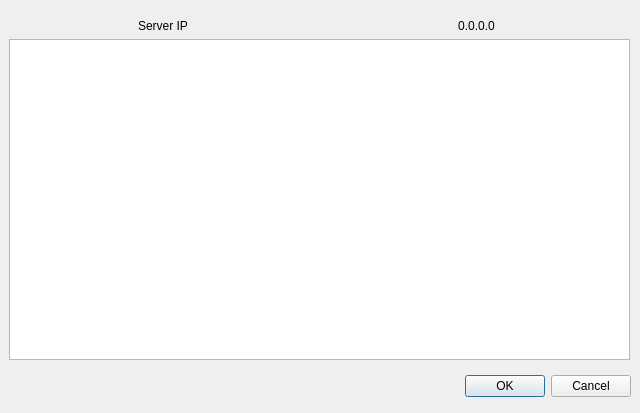
debugger22/network-prog-project, file client.ui: the form before one commit.
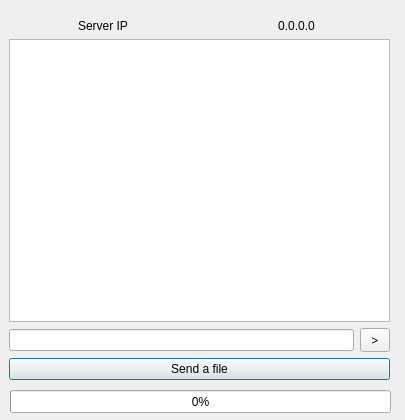
The form after the commit.

What changed in the file:
```diff
--- a/client.ui
+++ b/client.ui
@@ -6,36 +6,20 @@
    <rect>
     <x>0</x>
     <y>0</y>
-    <width>640</width>
-    <height>413</height>
+    <width>405</width>
+    <height>420</height>
    </rect>
   </property>
   <property name="windowTitle">
    <string>Dialog</string>
   </property>
-  <widget class="QDialogButtonBox" name="buttonBox">
-   <property name="geometry">
-    <rect>
-     <x>10</x>
-     <y>370</y>
-     <width>621</width>
-     <height>32</height>
-    </rect>
-   </property>
-   <property name="orientation">
-    <enum>Qt::Horizontal</enum>
-   </property>
-   <property name="standardButtons">
-    <set>QDialogButtonBox::Cancel|QDialogButtonBox::Ok</set>
-   </property>
-  </widget>
   <widget class="QWidget" name="verticalLayoutWidget">
    <property name="geometry">
     <rect>
      <x>9</x>
      <y>9</y>
-     <width>621</width>
-     <height>351</height>
+     <width>381</width>
+     <height>371</height>
     </rect>
    </property>
    <layout class="QVBoxLayout" name="verticalLayout">
@@ -67,10 +51,59 @@
      </layout>
     </item>
     <item>
-     <widget class="QListView" name="listView"/>
+     <widget class="QListView" name="logListView"/>
+    </item>
+    <item>
+     <layout class="QVBoxLayout" name="verticalLayout_2">
+      <item>
+       <layout class="QHBoxLayout" name="horizontalLayout_2">
+        <item>
+         <widget class="QLineEdit" name="txtMessage"/>
+        </item>
+        <item>
+         <widget class="QToolButton" name="cmdSendMessage">
+          <property name="minimumSize">
+           <size>
+            <width>30</width>
+            <height>0</height>
+           </size>
+          </property>
+          <property name="font">
+           <font>
+            <family>Arial Black</family>
+           </font>
+          </property>
+          <property name="text">
+           <string>&gt;</string>
+          </property>
+         </widget>
+        </item>
+       </layout>
+      </item>
+      <item>
+       <widget class="QPushButton" name="cmdSendFile">
+        <property name="text">
+         <string>Send a file</string>
+        </property>
+       </widget>
+      </item>
+     </layout>
     </item>
    </layout>
   </widget>
+  <widget class="QProgressBar" name="fileProgressBar">
+   <property name="geometry">
+    <rect>
+     <x>10</x>
+     <y>390</y>
+     <width>381</width>
+     <height>23</height>
+    </rect>
+   </property>
+   <property name="value">
+    <number>0</number>
+   </property>
+  </widget>
  </widget>
  <resources/>
  <connections>
```
Left out of the diff: 37 changed lines with no effect on the pictures.
